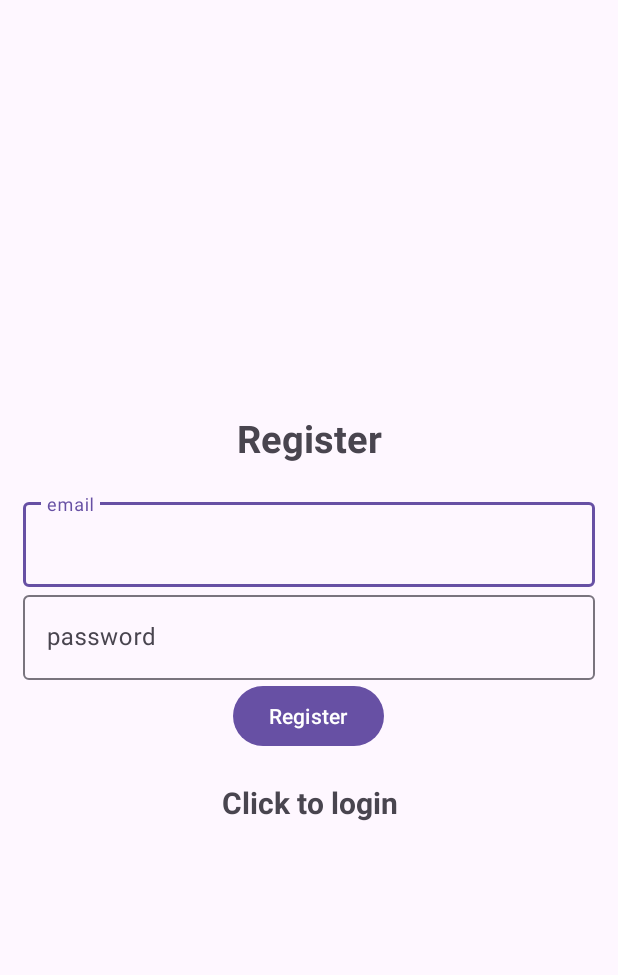
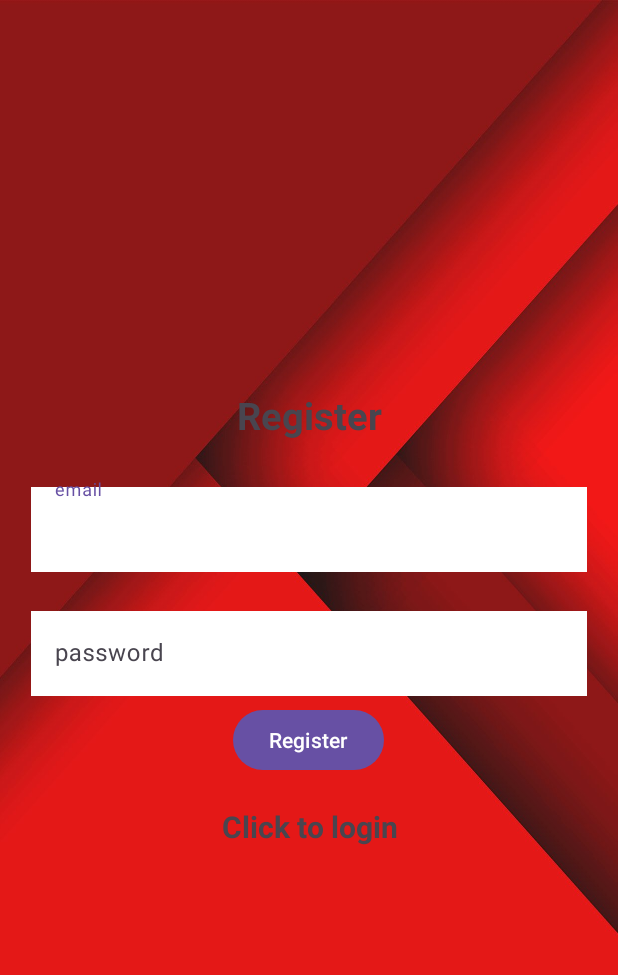
Before and after one commit to jPraiser23/carpark-uc, an Android app: the Register screen opened directly, with no data from a screen before it, on a phone screen of 412 x 824 dp. Shown: the top 975 px of the screen. Run offline under Robolectric (Android 15) with nearby library versions, the phone set to English and light mode, and no system bars; our stand-ins replace Firebase (no records; nobody signed in at launch, a user with empty details on screens opened directly).

Commit message:
Added backround and fixed transparent email and password inputs

```diff
--- /dev/null
+++ b/app/src/main/res/drawable/login_button_background.xml
@@ -0,0 +1,5 @@
+<!-- res/drawable/login_button_background.xml -->
+<shape xmlns:android="http://schemas.android.com/apk/res/android"
+    android:shape="rectangle">
+    <solid android:color="#000000" /> <!-- Set a solid color for the background (black in this case) -->
+</shape>
--- /dev/null
+++ b/app/src/main/res/drawable/text_input_layout_background.xml
@@ -0,0 +1,5 @@
+<?xml version="1.0" encoding="utf-8"?>
+<shape xmlns:android="http://schemas.android.com/apk/res/android"
+    android:shape="rectangle">
+    <solid android:color="@android:color/white"/> <!-- Set a solid color for the background -->
+</shape>
--- a/app/src/main/res/layout/activity_register.xml
+++ b/app/src/main/res/layout/activity_register.xml
@@ -7,6 +7,7 @@
     android:gravity="center"
     android:padding="15dp"
     android:layout_height="match_parent"
+    android:background="@drawable/background_image"
     tools:context=".Register">
 
     <TextView
@@ -21,25 +22,26 @@
     <com.google.android.material.textfield.TextInputLayout
         android:layout_width="match_parent"
         android:layout_height="wrap_content"
-        >
+        android:layout_marginBottom="10dp"
+        android:padding="5dp">
         <com.google.android.material.textfield.TextInputEditText
             android:id="@+id/email"
             android:hint="@string/email"
             android:layout_width="match_parent"
-            android:layout_height="wrap_content"/>
-
+            android:layout_height="wrap_content"
+            android:background="@drawable/text_input_layout_background"/>
     </com.google.android.material.textfield.TextInputLayout>
 
     <com.google.android.material.textfield.TextInputLayout
         android:layout_width="match_parent"
         android:layout_height="wrap_content"
-        >
+        android:padding="5dp">
         <com.google.android.material.textfield.TextInputEditText
             android:id="@+id/password"
             android:hint="@string/password"
             android:layout_width="match_parent"
-            android:layout_height="match_parent"/>
-
+            android:layout_height="match_parent"
+            android:background="@drawable/text_input_layout_background"/>
     </com.google.android.material.textfield.TextInputLayout>
     <ProgressBar
         android:id="@+id/progressBar"
--- a/app/src/main/res/values/themes.xml
+++ b/app/src/main/res/values/themes.xml
@@ -2,7 +2,8 @@
     <!-- Base application theme. -->
     <style name="Base.Theme.Carparkuc" parent="Theme.Material3.DayNight.NoActionBar">
         <!-- Customize your light theme here. -->
-        <!-- <item name="colorPrimary">@color/my_light_primary</item> -->
+        <item name="colorPrimary">#000000</item> <!-- Set primary color to black -->
+        <item name="colorAccent">#000000</item> <!-- Set accent color to black -->
     </style>
 
     <style name="Theme.Carparkuc" parent="Base.Theme.Carparkuc" />
```
Also changed, not shown: app/src/main/res/layout/activity_login.xml (+11 -7 lines), app/src/main/res/values-night/themes.xml (+5 -2 lines), app/src/main/res/drawable/background_image.jpg (added).
